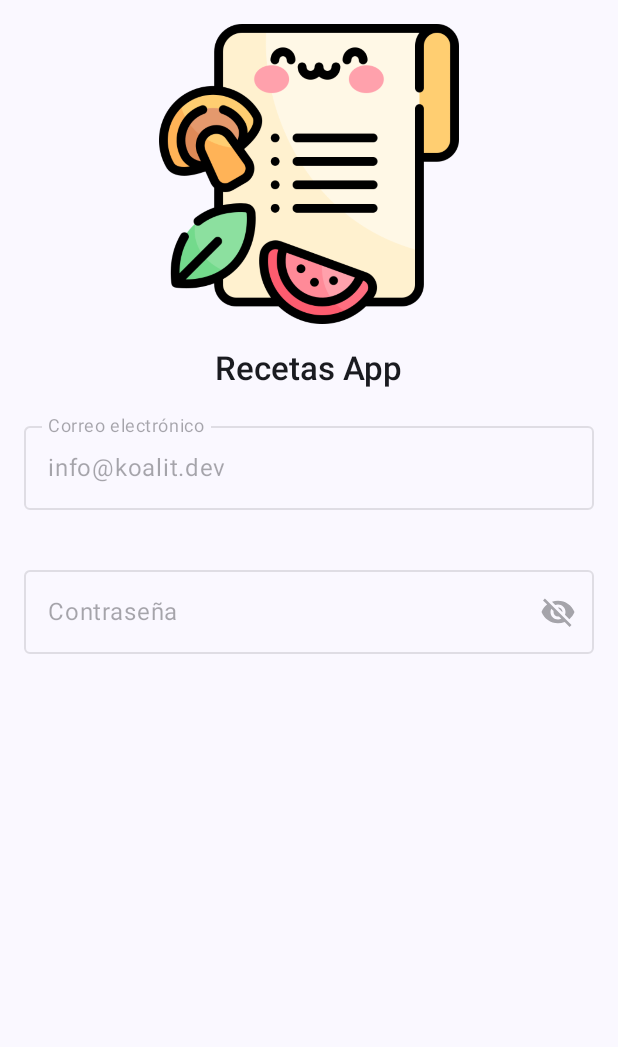
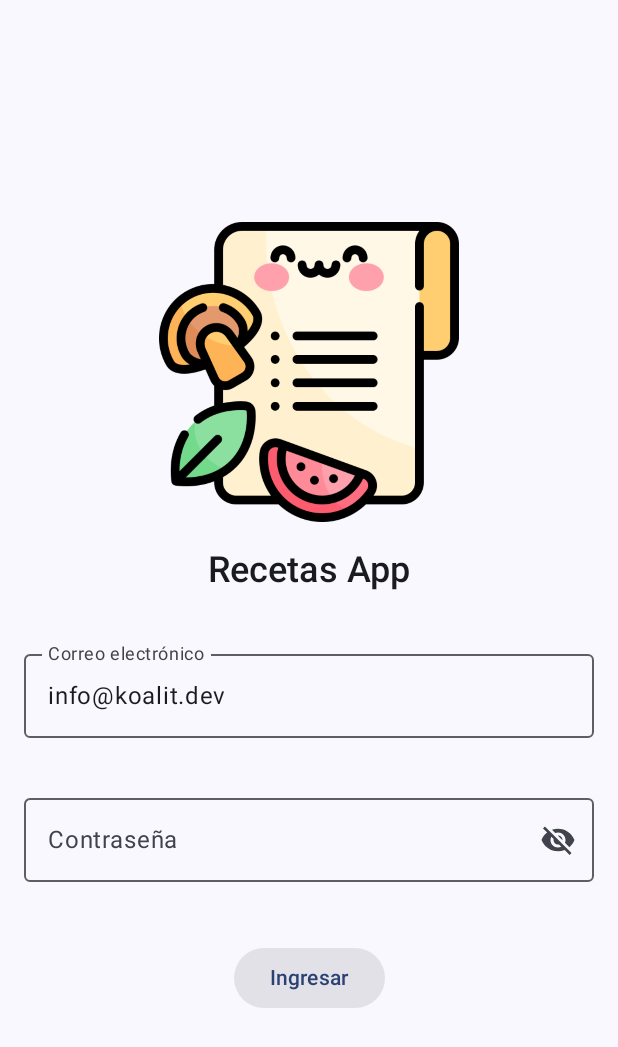
Before and after one commit to Yosel17/RecipeApp, an Android app built with Jetpack Compose: the screen it shows after launch (MainActivity), on a phone screen of 412 x 824 dp. Shown: the top 1047 px of the screen. Run offline under Robolectric (Android 15) with nearby library versions, the phone set to English and light mode, and no system bars; our stand-ins replace Dagger/Hilt's generated code, Room's generated code.

Commit message:
Se termina el el diseno del LoginScreen

```diff
--- a/app/src/main/AndroidManifest.xml
+++ b/app/src/main/AndroidManifest.xml
@@ -17,7 +17,8 @@
             android:name=".MainActivity"
             android:exported="true"
             android:label="@string/app_name"
-            android:theme="@style/Theme.MyApp.MySplash">
+            android:theme="@style/Theme.MyApp.MySplash"
+            android:windowSoftInputMode="adjustResize">
             <intent-filter>
                 <action android:name="android.intent.action.MAIN" />
 
--- a/app/src/main/java/yos/develop/recipeapp/core/utils/Constants.kt
+++ b/app/src/main/java/yos/develop/recipeapp/core/utils/Constants.kt
@@ -8,6 +8,7 @@ object Constants {
     //text button
     const val LOADING_TEXT_BUTTON = "Cargando..."
     const val I_UNDERSTAND_TEXT_BUTTON = "Entiendo"
+    const val GET_INTO_TEXT_BUTTON = "Ingresar"
 
     //DescriptionContent
     const val LOGO_APP_IC = "Icono de aplicación"
--- a/app/src/main/java/yos/develop/recipeapp/screen/login/ui/LoginComponents.kt
+++ b/app/src/main/java/yos/develop/recipeapp/screen/login/ui/LoginComponents.kt
@@ -32,6 +32,7 @@ import androidx.compose.ui.text.input.PasswordVisualTransformation
 import androidx.compose.ui.text.input.VisualTransformation
 import androidx.compose.ui.unit.dp
 import yos.develop.recipeapp.R
+import yos.develop.recipeapp.core.components.ButtonGlobal
 import yos.develop.recipeapp.core.utils.Catalog
 import yos.develop.recipeapp.core.utils.Constants
 
@@ -48,7 +49,7 @@ fun BodyLogin(
 
     Column(
         modifier = modifier,
-        horizontalAlignment = Alignment.CenterHorizontally
+        horizontalAlignment = Alignment.CenterHorizontally,
     ) {
         Image(
             painter = painterResource(id = R.drawable.ic_recipe),
@@ -60,11 +61,11 @@ fun BodyLogin(
 
         Text(
             text = Constants.RECIPE_APP,
-            style = MaterialTheme.typography.titleLarge.copy(fontWeight = FontWeight.W500),
+            style = MaterialTheme.typography.headlineSmall.copy(fontWeight = FontWeight.W500),
             color = MaterialTheme.colorScheme.onSurface
         )
 
-        Spacer(modifier = Modifier.height(16.dp))
+        Spacer(modifier = Modifier.height(32.dp))
 
         OutlinedTextField(
             value = state.email,
@@ -94,7 +95,7 @@ fun BodyLogin(
                 }
             },
             isError = !state.isValidEmail,
-            enabled = state.enableButton,
+            enabled = state.enableTextFields,
             visualTransformation = VisualTransformation.None
         )
 
@@ -119,7 +120,7 @@ fun BodyLogin(
                 }
             ),
             trailingIcon = {
-                val iconTrailing = if (state.passwordVisibility) {
+                val iconTrailing = if (passwordVisibility.value) {
                     Icons.Filled.Visibility
                 } else {
                     Icons.Filled.VisibilityOff
@@ -133,7 +134,7 @@ fun BodyLogin(
                     )
                 }
             },
-            visualTransformation = if (state.passwordVisibility) {
+            visualTransformation = if (passwordVisibility.value) {
                 VisualTransformation.None
             } else {
                 PasswordVisualTransformation()
@@ -149,7 +150,16 @@ fun BodyLogin(
                 }
             },
             isError = !state.isValidPassword,
-            enabled = state.enableButton
+            enabled = state.enableTextFields
+        )
+
+        Spacer(modifier = Modifier.height(24.dp))
+
+        ButtonGlobal(
+            textButton = Constants.GET_INTO_TEXT_BUTTON,
+            enable = state.enableButton,
+            isLoading = state.isLoadingLogin,
+            onClick = {}
         )
 
     }
--- a/app/src/main/java/yos/develop/recipeapp/screen/login/ui/LoginScreen.kt
+++ b/app/src/main/java/yos/develop/recipeapp/screen/login/ui/LoginScreen.kt
@@ -1,12 +1,18 @@
 package yos.develop.recipeapp.screen.login.ui
 
 import androidx.compose.foundation.background
+import androidx.compose.foundation.layout.Arrangement
 import androidx.compose.foundation.layout.Column
 import androidx.compose.foundation.layout.fillMaxSize
+import androidx.compose.foundation.layout.fillMaxWidth
+import androidx.compose.foundation.layout.imePadding
 import androidx.compose.foundation.layout.padding
+import androidx.compose.foundation.rememberScrollState
+import androidx.compose.foundation.verticalScroll
 import androidx.compose.material3.MaterialTheme
 import androidx.compose.material3.Scaffold
 import androidx.compose.runtime.Composable
+import androidx.compose.ui.Alignment
 import androidx.compose.ui.Modifier
 import androidx.compose.ui.unit.dp
 import yos.develop.recipeapp.core.components.DialogError
@@ -16,17 +22,24 @@ fun LoginScreen(
     state: LoginState,
     onEvent:(LoginEvent) -> Unit
 ) {
-    Scaffold { paddingValues ->
+    Scaffold(
+        modifier = Modifier.fillMaxSize()
+    ) { paddingValues ->
         Column(
             modifier = Modifier
-                .padding(paddingValues)
                 .fillMaxSize()
                 .background(MaterialTheme.colorScheme.surface)
+                .padding(paddingValues)
+                .verticalScroll(rememberScrollState())
+                .imePadding()
+                .padding(16.dp),
+            verticalArrangement = Arrangement.Center,
+            horizontalAlignment = Alignment.CenterHorizontally
+
         ) {
             BodyLogin(
                 modifier = Modifier
-                    .fillMaxSize()
-                    .padding(16.dp),
+                    .fillMaxWidth(),
                 state = state,
                 onEvent = onEvent
             )
--- a/app/src/main/java/yos/develop/recipeapp/screen/login/ui/LoginState.kt
+++ b/app/src/main/java/yos/develop/recipeapp/screen/login/ui/LoginState.kt
@@ -10,5 +10,6 @@ data class LoginState(
     val isValidEmail: Boolean = true,
     val enableButton: Boolean = false,
     val isValidPassword: Boolean = true,
-    val passwordVisibility: Boolean = false,
+    val enableTextFields: Boolean = true,
+    val isLoadingLogin: Boolean = false
 )
--- a/app/src/main/java/yos/develop/recipeapp/screen/login/ui/LoginViewModel.kt
+++ b/app/src/main/java/yos/develop/recipeapp/screen/login/ui/LoginViewModel.kt
@@ -33,13 +33,17 @@ class LoginViewModel @Inject constructor(
             Catalog.EMAIL_TEXT_FIELD ->{
                 state = state.copy(email = newValue)
                 state = state.copy(isValidEmail = state.email == Constants.EMAIL_KOALIT)
-                state = state.copy(enableButton = state.email == Constants.EMAIL_KOALIT && state.password == Constants.PASSWORD_KOALIT)
+                state = state.copy(enableButton = validateFieldsLogin())
             }
             Catalog.PASSWORD_TEXT_FIELD ->{
                 state = state.copy(password = newValue)
                 state = state.copy(isValidPassword = state.password == Constants.PASSWORD_KOALIT)
-                state = state.copy(enableButton = state.email == Constants.EMAIL_KOALIT && state.password == Constants.PASSWORD_KOALIT)
+                state = state.copy(enableButton = validateFieldsLogin())
             }
         }
     }
+
+    private fun validateFieldsLogin(): Boolean{
+        return state.email == Constants.EMAIL_KOALIT && state.password == Constants.PASSWORD_KOALIT
+    }
 }
```
